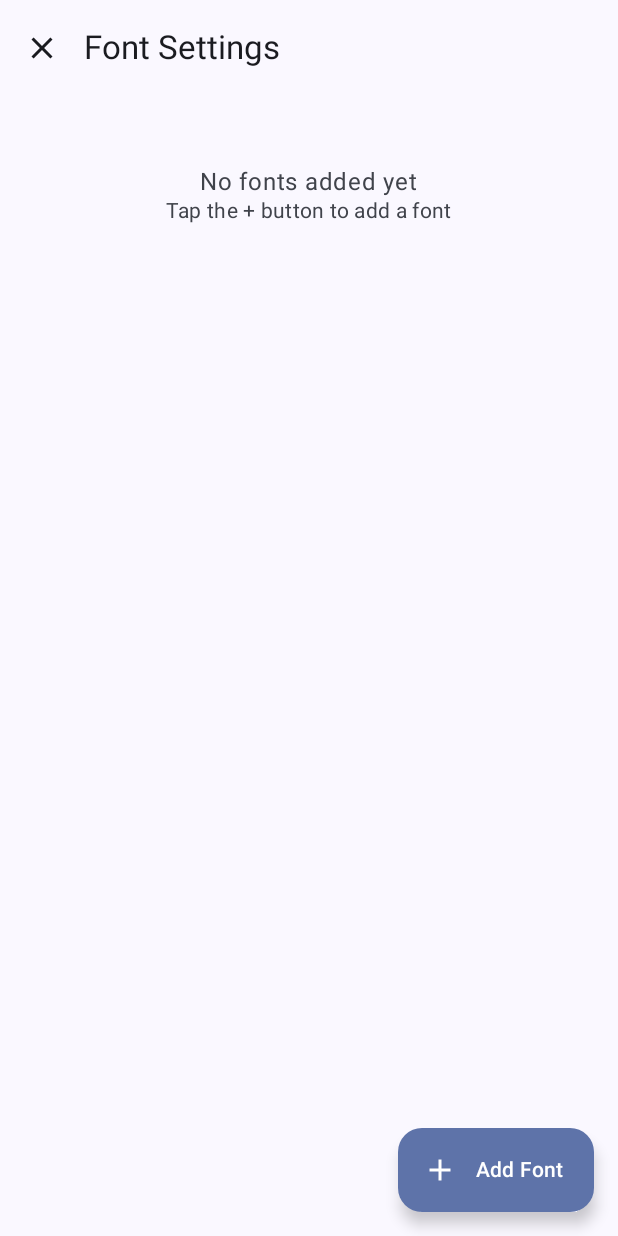
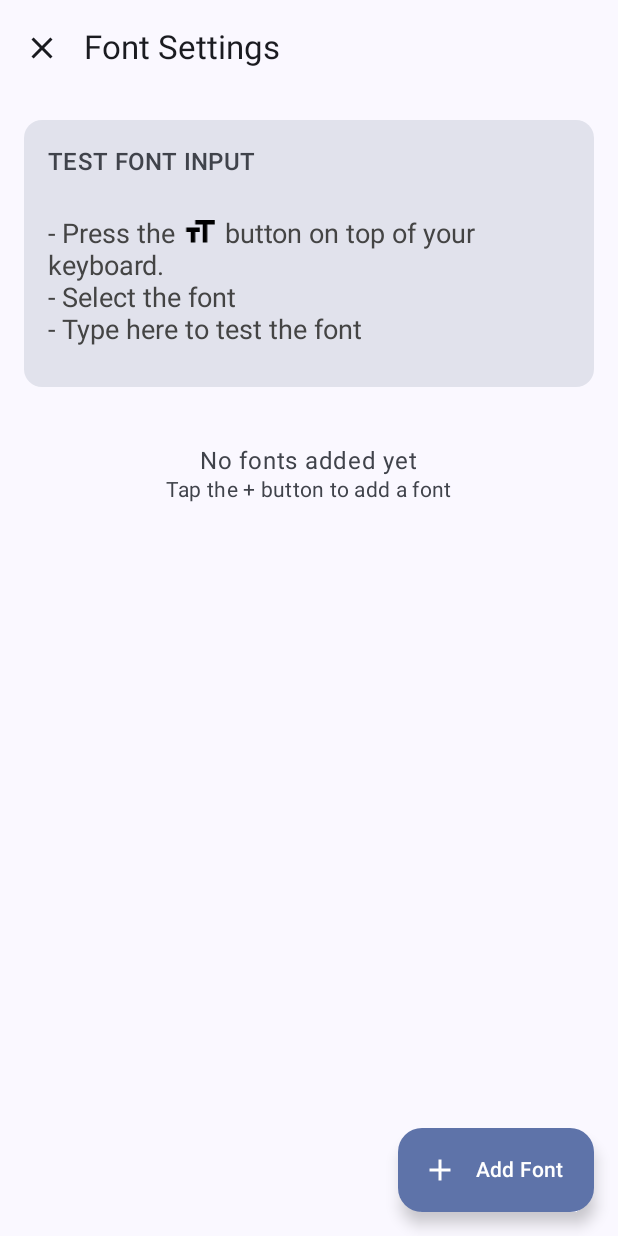
Before and after one commit to duyanhtruong/FontPad, an Android app built with Jetpack Compose: the FontSettingsScreen screen opened through its navigation route, on a phone screen of 412 x 824 dp. Run offline under Robolectric (Android 15) with nearby library versions, the phone set to English and light mode, and no system bars; our stand-ins replace accompanist.

Commit message:
feat: apply font to input text, updated font settings page to include test input field

```diff
--- a/app/src/main/java/dev/alephany/fontpad/ui/settings/FontSettings.kt
+++ b/app/src/main/java/dev/alephany/fontpad/ui/settings/FontSettings.kt
@@ -1,6 +1,12 @@
 package dev.alephany.fontpad.ui.settings
 
 import android.net.Uri
+import android.text.SpannableStringBuilder
+import android.text.Spanned
+import android.text.style.ImageSpan
+import android.view.ViewGroup
+import android.view.inputmethod.EditorInfo
+import android.widget.EditText
 import androidx.activity.compose.rememberLauncherForActivityResult
 import androidx.activity.result.contract.ActivityResultContracts
 import androidx.compose.foundation.layout.*
@@ -20,6 +26,9 @@ import androidx.compose.ui.platform.LocalContext
 import androidx.compose.ui.text.font.Font
 import androidx.compose.ui.text.font.FontFamily
 import androidx.compose.ui.unit.dp
+import androidx.compose.ui.viewinterop.AndroidView
+import androidx.core.content.ContextCompat
+import dev.alephany.fontpad.R
 import dev.alephany.fontpad.state.FontData
 import java.io.File
 
@@ -68,6 +77,78 @@ fun FontSettingsScreen(
                 contentPadding = PaddingValues(16.dp),
                 verticalArrangement = Arrangement.spacedBy(8.dp)
             ) {
+                // Test Input Card
+                item {
+                    Card(
+                        modifier = Modifier.fillMaxWidth(),
+                        colors = CardDefaults.cardColors(
+                            containerColor = MaterialTheme.colorScheme.surfaceVariant
+                        )
+                    ) {
+                        Column(
+                            modifier = Modifier.padding(16.dp)
+                        ) {
+                            Text(
+                                text = "TEST FONT INPUT",
+                                style = MaterialTheme.typography.titleMedium
+                            )
+                            Spacer(modifier = Modifier.height(8.dp))
+
+                            AndroidView(
+                                factory = { context ->
+                                    EditText(context).apply {
+                                        layoutParams = ViewGroup.LayoutParams(
+                                            ViewGroup.LayoutParams.MATCH_PARENT,
+                                            ViewGroup.LayoutParams.WRAP_CONTENT
+                                        )
+                                        minLines = 3
+                                        maxLines = 5
+                                        inputType = EditorInfo.TYPE_CLASS_TEXT or
+                                                EditorInfo.TYPE_TEXT_FLAG_MULTI_LINE or
+                                                EditorInfo.TYPE_TEXT_FLAG_CAP_SENTENCES or
+                                                EditorInfo.TYPE_TEXT_FLAG_AUTO_CORRECT
+                                        setBackgroundResource(android.R.color.transparent)
+                                        isSingleLine = false
+
+                                        // Determine the current theme
+                                        val isDarkTheme = (context.resources.configuration.uiMode and
+                                                android.content.res.Configuration.UI_MODE_NIGHT_MASK) ==
+                                                android.content.res.Configuration.UI_MODE_NIGHT_YES
+
+                                        val textColor = if (isDarkTheme) android.graphics.Color.WHITE else android.graphics.Color.BLACK
+                                        val hintColor = if (isDarkTheme) android.graphics.Color.LTGRAY else android.graphics.Color.DKGRAY
+
+                                        setTextColor(textColor)
+                                        setHintTextColor(hintColor)
+
+                                        // Load and tint the icon
+                                        val fontIcon = ContextCompat.getDrawable(context, R.drawable.ic_font)?.apply {
+                                            setTint(if (isDarkTheme) android.graphics.Color.WHITE else android.graphics.Color.BLACK)
+                                            setBounds(0, 0, intrinsicWidth, intrinsicHeight)
+                                        }
+
+                                        // Set a spannable hint with the tinted icon
+                                        val spannableHint = SpannableStringBuilder().apply {
+                                            append("- Press the ")
+                                            if (fontIcon != null) {
+                                                val imageSpan = ImageSpan(fontIcon, ImageSpan.ALIGN_BOTTOM)
+                                                append(" ", imageSpan, Spanned.SPAN_EXCLUSIVE_EXCLUSIVE)
+                                            }
+                                            append(" button on top of your keyboard.\n")
+                                            append("- Select the font\n")
+                                            append("- Type here to test the font")
+                                        }
+
+                                        hint = spannableHint
+                                    }
+                                },
+                                modifier = Modifier.fillMaxWidth()
+                            )
+
+
+                        }
+                    }
+                }
                 // Error message
                 uiState.error?.let { error ->
                     item {
@@ -165,7 +246,6 @@ private fun EmptyState(
     }
 }
 
-@OptIn(ExperimentalMaterial3Api::class)
 @Composable
 private fun FontCard(
     fontData: FontData,
```
Also changed, not shown: app/src/main/AndroidManifest.xml (+8 -1 lines), app/src/main/java/dev/alephany/fontpad/ComposeIMEService.kt (+84 -1 lines), app/src/main/java/dev/alephany/fontpad/TestActivity.kt (added, +30 -0 lines), app/src/main/java/dev/alephany/fontpad/ui/keyboard/FontSelector.kt (+15 -25 lines).
